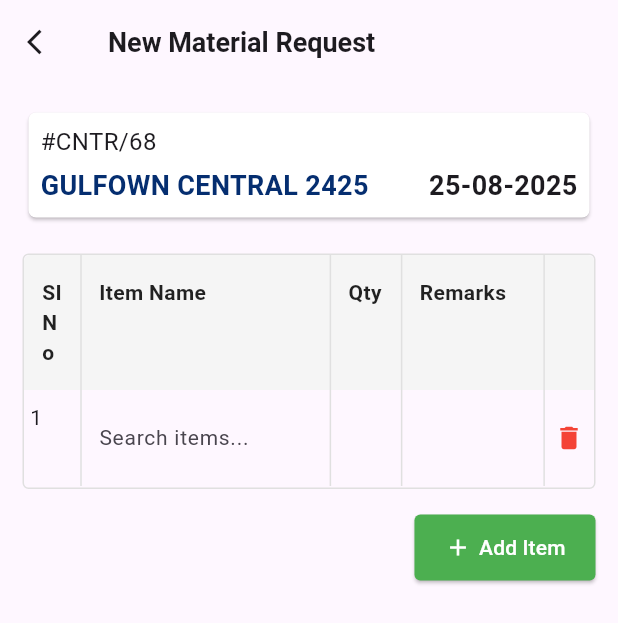
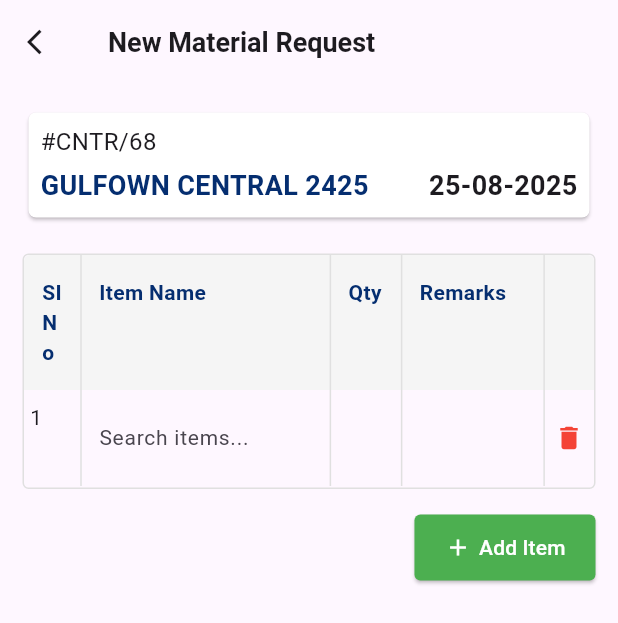
Before and after one commit to habeeb321/Oxdo-Technologies-Machine-Test, a Flutter app: the screen it shows after launch, on a phone screen of 412 x 824 dp. Shown: the top 623 px of the screen. Run offline on Flutter 3.47's test engine with Material 3 defaults, Android fonts, the phone set to English and light mode, and no system bars; our stand-ins replace get.

Commit message:
Updated color for header of table.

```diff
--- a/lib/home_screen/widgets/table_widget.dart
+++ b/lib/home_screen/widgets/table_widget.dart
@@ -240,7 +240,7 @@ class TableWidget extends StatelessWidget {
         style: const TextStyle(
           fontWeight: FontWeight.w600,
           fontSize: 14,
-          color: Colors.black87,
+          color: Color.fromARGB(255, 5, 46, 112),
         ),
       ),
     );
```
